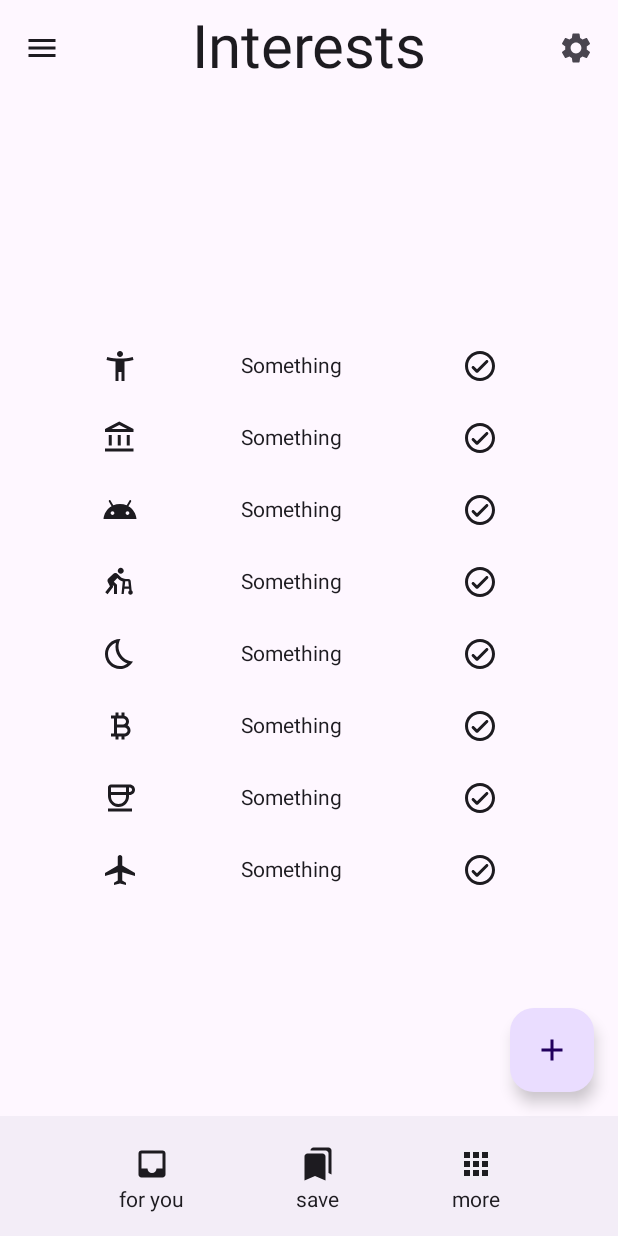
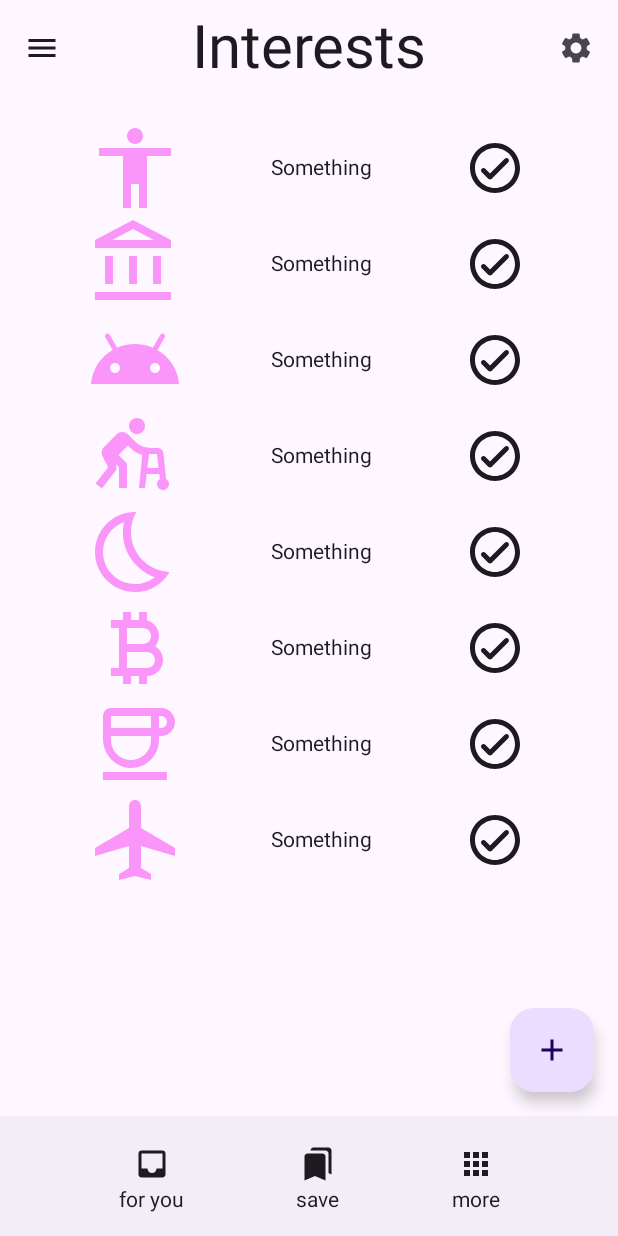
Before and after one commit to GoDodgers/android_interfaces2, an Android app built with Jetpack Compose: the @Preview function InterestPagePreview, on a phone screen of 412 x 824 dp. Run offline under Robolectric (Android 15) with nearby library versions, the phone set to English and light mode, and no system bars.

Commit message:
updated icons

```diff
--- a/app/src/main/java/com/android_interfaces2/MainActivity.kt
+++ b/app/src/main/java/com/android_interfaces2/MainActivity.kt
@@ -14,6 +14,7 @@ import androidx.compose.foundation.layout.fillMaxSize
 import androidx.compose.foundation.layout.fillMaxWidth
 import androidx.compose.foundation.layout.height
 import androidx.compose.foundation.layout.padding
+import androidx.compose.foundation.layout.size
 import androidx.compose.foundation.verticalScroll
 import androidx.compose.material.icons.Icons
 import androidx.compose.material.icons.filled.Add
@@ -25,6 +26,7 @@ import androidx.compose.material.icons.filled.Inbox
 import androidx.compose.material.icons.filled.Menu
 import androidx.compose.material.icons.filled.Save
 import androidx.compose.material.icons.filled.Settings
+import androidx.compose.material.icons.outlined.Accessibility
 import androidx.compose.material.icons.outlined.AccessibilityNew
 import androidx.compose.material.icons.outlined.AccountBalance
 import androidx.compose.material.icons.outlined.Android
@@ -54,6 +56,7 @@ import androidx.compose.ui.unit.dp
 import androidx.compose.ui.unit.sp
 import com.android_interfaces2.ui.theme.Android_interfaces2Theme
 import androidx.compose.ui.Alignment
+import androidx.compose.ui.graphics.Color
 
 
 class MainActivity : ComponentActivity() {
@@ -146,7 +149,7 @@ fun InterestPage() {
     }
 }
 
-@SuppressLint("UnusedMaterial3ScaffoldPaddingParameter")
+@SuppressLint("UnusedMaterial3ScaffoldPaddingParameter", "InvalidColorHexValue")
 @OptIn(ExperimentalMaterial3Api::class)
 @Preview(showSystemUi = true, showBackground = true)
 @Composable
@@ -155,6 +158,7 @@ fun InterestPagePreview() {
         modifier = Modifier.fillMaxSize(),
         topBar = {
             CenterAlignedTopAppBar(
+                modifier = Modifier.height(80.dp),
                 title = {
                     Text(
                         "Interests",
@@ -212,11 +216,9 @@ fun InterestPagePreview() {
             }
         }
     ) {  paddingValues ->
-
-        var interests = mutableListOf("")
         Column (
-            modifier = Modifier.fillMaxSize(),
-            verticalArrangement = Arrangement.Center,
+            modifier = Modifier.fillMaxSize().padding(paddingValues),
+            verticalArrangement = Arrangement.Top,
             horizontalAlignment = Alignment.CenterHorizontally
         ) {
             Row (
@@ -224,10 +226,19 @@ fun InterestPagePreview() {
                 horizontalArrangement = Arrangement.SpaceEvenly,
                 verticalAlignment = Alignment.CenterVertically
             ) {
-                Icon(Icons.Outlined.AccessibilityNew, contentDescription = "accessibiility")
+                Icon(
+                    Icons.Outlined.Accessibility,
+                    "accessibiility",
+                    modifier = Modifier.size(64.dp),
+                    tint = Color(0xFFFA96FA)
+                )
                 Text("Something")
                 IconButton(onClick = { /*TODO*/ }) {
-                    Icon(imageVector = Icons.Rounded.CheckCircleOutline, contentDescription = "check")
+                    Icon(
+                        Icons.Rounded.CheckCircleOutline,
+                        "check",
+                        modifier = Modifier.size(64.dp),
+                    )
                 }
             }
             Row (
@@ -235,10 +246,19 @@ fun InterestPagePreview() {
                 horizontalArrangement = Arrangement.SpaceEvenly,
                 verticalAlignment = Alignment.CenterVertically
             ) {
-                Icon(Icons.Outlined.AccountBalance, contentDescription = "account balance")
+                Icon(
+                    Icons.Outlined.AccountBalance,
+                    "account balance",
+                    modifier = Modifier.size(64.dp),
+                    tint = Color(0xFFFA96FA)
+                )
                 Text("Something")
                 IconButton(onClick = { /*TODO*/ }) {
-                    Icon(imageVector = Icons.Rounded.CheckCircleOutline, contentDescription = "check")
+                    Icon(
+                        Icons.Rounded.CheckCircleOutline,
+                        "check",
+                        modifier = Modifier.size(64.dp)
+                    )
                 }
             }
             Row (
@@ -246,10 +266,19 @@ fun InterestPagePreview() {
                 horizontalArrangement = Arrangement.SpaceEvenly,
                 verticalAlignment = Alignment.CenterVertically
             ) {
-                Icon(imageVector = Icons.Outlined.Android, contentDescription = "android")
+                Icon(
+                    Icons.Outlined.Android,
+                    "android",
+                    modifier = Modifier.size(64.dp),
+                    tint = Color(0xFFFA96FA)
+                )
                 Text("Something")
                 IconButton(onClick = { /*TODO*/ }) {
-                    Icon(imageVector = Icons.Rounded.CheckCircleOutline, contentDescription = "check")
+                    Icon(
+                        Icons.Rounded.CheckCircleOutline,
+                        "check",
+                        modifier = Modifier.size(64.dp),
+                    )
                 }
             }
             Row (
@@ -257,10 +286,19 @@ fun InterestPagePreview() {
                 horizontalArrangement = Arrangement.SpaceEvenly,
                 verticalAlignment = Alignment.CenterVertically
             ) {
-                Icon(imageVector = Icons.Outlined.AssistWalker, contentDescription = "assist")
+                Icon(
+                    Icons.Outlined.AssistWalker,
+                    "assist",
+                    modifier = Modifier.size(64.dp),
+                    tint = Color(0xFFFA96FA)
+                )
                 Text("Something")
                 IconButton(onClick = { /*TODO*/ }) {
-                    Icon(imageVector = Icons.Rounded.CheckCircleOutline, contentDescription = "check")
+                    Icon(
+                        Icons.Rounded.CheckCircleOutline,
+                        "check",
+                        modifier = Modifier.size(64.dp)
+                    )
                 }
             }
             Row (
@@ -268,10 +306,19 @@ fun InterestPagePreview() {
                 horizontalArrangement = Arrangement.SpaceEvenly,
                 verticalAlignment = Alignment.CenterVertically
             ) {
-                Icon(imageVector = Icons.Outlined.Bedtime, contentDescription = "bedtime")
+                Icon(
+                    Icons.Outlined.Bedtime,
+                    "bedtime",
+                    modifier = Modifier.size(64.dp),
+                    tint = Color(0xFFFA96FA)
+                )
                 Text("Something")
                 IconButton(onClick = { /*TODO*/ }) {
-                    Icon(imageVector = Icons.Rounded.CheckCircleOutline, contentDescription = "check")
+                    Icon(
+                        Icons.Rounded.CheckCircleOutline,
+                        "check",
+                        modifier = Modifier.size(64.dp),
+                    )
                 }
             }
             Row (
@@ -279,10 +326,19 @@ fun InterestPagePreview() {
                 horizontalArrangement = Arrangement.SpaceEvenly,
                 verticalAlignment = Alignment.CenterVertically
             ) {
-                Icon(imageVector = Icons.Outlined.CurrencyBitcoin, contentDescription = "crypto")
+                Icon(
+                    Icons.Outlined.CurrencyBitcoin,
+                    "crypto",
+                    modifier = Modifier.size(64.dp),
+                    tint = Color(0xFFFA96FA)
+                )
                 Text("Something")
                 IconButton(onClick = { /*TODO*/ }) {
-                    Icon(imageVector = Icons.Rounded.CheckCircleOutline, contentDescription = "check")
+                    Icon(
+                        Icons.Rounded.CheckCircleOutline,
+                        "check",
+                        modifier = Modifier.size(64.dp),
+                    )
                 }
             }
             Row (
@@ -290,10 +346,19 @@ fun InterestPagePreview() {
                 horizontalArrangement = Arrangement.SpaceEvenly,
                 verticalAlignment = Alignment.CenterVertically
             ) {
-                Icon(imageVector = Icons.Outlined.Coffee, contentDescription = "coffee")
+                Icon(
+                    Icons.Outlined.Coffee,
+                    "coffee",
+                    modifier = Modifier.size(64.dp),
+                    tint = Color(0xFFFA96FA)
+                )
                 Text("Something")
                 IconButton(onClick = { /*TODO*/ }) {
-                    Icon(imageVector = Icons.Rounded.CheckCircleOutline, contentDescription = "check")
+                    Icon(
+                        Icons.Rounded.CheckCircleOutline,
+                        "check",
+                        modifier = Modifier.size(64.dp),
+                    )
                 }
             }
             Row (
@@ -301,10 +366,19 @@ fun InterestPagePreview() {
                 horizontalArrangement = Arrangement.SpaceEvenly,
                 verticalAlignment = Alignment.CenterVertically
             ) {
-                Icon(imageVector = Icons.Outlined.LocalAirport, contentDescription = "airport")
+                Icon(
+                    Icons.Outlined.LocalAirport,
+                    "airport",
+                    modifier = Modifier.size(64.dp),
+                    tint = Color(0xFFFA96FA)
+                )
                 Text("Something")
                 IconButton(onClick = { /*TODO*/ }) {
-                    Icon(imageVector = Icons.Rounded.CheckCircleOutline, contentDescription = "check")
+                    Icon(
+                        Icons.Rounded.CheckCircleOutline,
+                        "check",
+                        modifier = Modifier.size(64.dp),
+                    )
                 }
             }
         }
```
